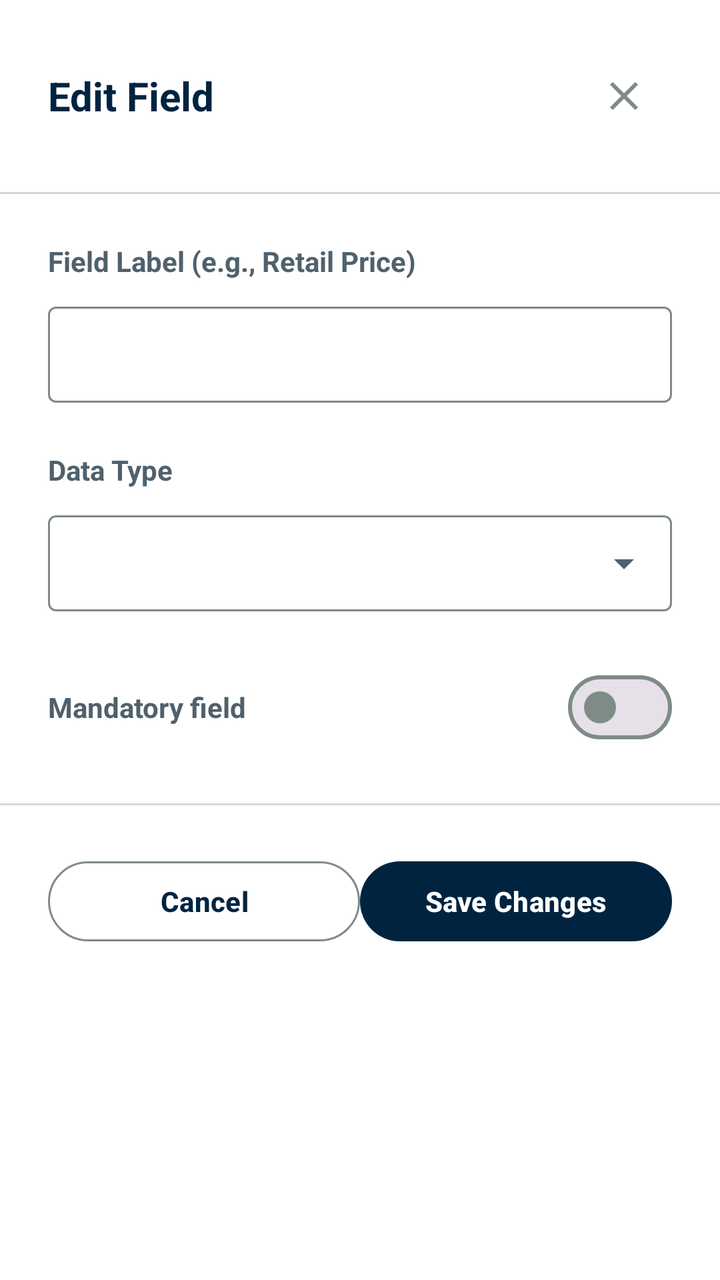
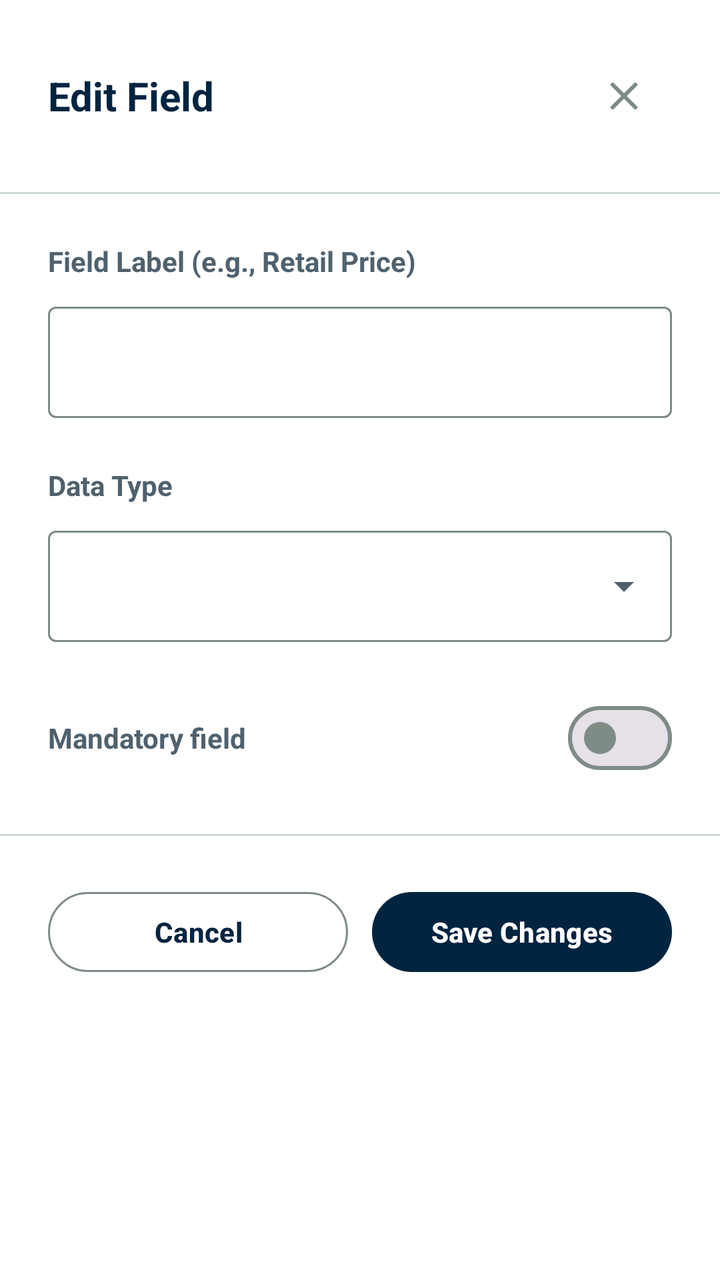

Before-and-after screenshots of an Android layout around one commit, followed by the original layout XML and the change that was made.
<!-- AndroidManifest.xml: application theme Theme.StockBuddy -->
<!-- res/layout/dialog_edit_field.xml -->
<?xml version="1.0" encoding="utf-8"?>
<LinearLayout xmlns:android="http://schemas.android.com/apk/res/android"
    xmlns:app="http://schemas.android.com/apk/res-auto"
    android:layout_width="match_parent"
    android:layout_height="wrap_content"
    android:orientation="vertical"
    android:background="@color/md_theme_surfaceContainerLowest">

    
    <LinearLayout
        android:layout_width="match_parent"
        android:layout_height="wrap_content"
        android:orientation="horizontal"
        android:gravity="center_vertical"
        android:padding="24dp"
        android:background="@color/md_theme_surfaceContainerLowest">

        <TextView
            android:layout_width="0dp"
            android:layout_height="wrap_content"
            android:layout_weight="1"
            android:text="@string/field_config_edit_field"
            android:textSize="20sp"
            android:textStyle="bold"
            android:textColor="@color/md_theme_primary" />

        <ImageButton
            android:id="@+id/btnClose"
            android:layout_width="48dp"
            android:layout_height="48dp"
            android:src="@drawable/ic_close"
            android:contentDescription="@string/action_close"
            android:background="?attr/selectableItemBackgroundBorderless"
            android:scaleType="centerInside"
            android:tint="@color/md_theme_outline" />
    </LinearLayout>

    
    <View
        android:layout_width="match_parent"
        android:layout_height="1dp"
        android:background="@color/md_theme_outlineVariant" />

    
    <LinearLayout
        android:layout_width="match_parent"
        android:layout_height="wrap_content"
        android:orientation="vertical"
        android:padding="24dp">

        
        <TextView
            android:layout_width="match_parent"
            android:layout_height="wrap_content"
            android:text="@string/field_config_label_hint"
            android:textSize="14sp"
            android:textStyle="bold"
            android:textColor="@color/md_theme_onSurfaceVariant"
            android:layout_marginBottom="8dp" />

        <com.google.android.material.textfield.TextInputLayout
            style="@style/Widget.Material3.TextInputLayout.OutlinedBox"
            android:layout_width="match_parent"
            android:layout_height="wrap_content"
            android:layout_marginBottom="24dp">

            <com.google.android.material.textfield.TextInputEditText
                android:id="@+id/editFieldLabel"
                android:layout_width="match_parent"
                android:layout_height="48dp" />
        </com.google.android.material.textfield.TextInputLayout>

        
        <TextView
            android:layout_width="match_parent"
            android:layout_height="wrap_content"
            android:text="@string/field_config_data_type"
            android:textSize="14sp"
            android:textStyle="bold"
            android:textColor="@color/md_theme_onSurfaceVariant"
            android:layout_marginBottom="8dp" />

        <com.google.android.material.textfield.TextInputLayout
            style="@style/Widget.Material3.TextInputLayout.OutlinedBox.ExposedDropdownMenu"
            android:layout_width="match_parent"
            android:layout_height="wrap_content"
            android:layout_marginBottom="24dp">

            <AutoCompleteTextView
                android:id="@+id/fieldTypeDropdown"
                android:layout_width="match_parent"
                android:layout_height="48dp"
                android:inputType="none" />
        </com.google.android.material.textfield.TextInputLayout>

        
        <LinearLayout
            android:id="@+id/layoutDropdownValues"
            android:layout_width="match_parent"
            android:layout_height="wrap_content"
            android:orientation="vertical"
            android:layout_marginBottom="24dp"
            android:visibility="gone">

            <TextView
                android:layout_width="match_parent"
                android:layout_height="wrap_content"
                android:text="@string/field_config_dropdown_values"
                android:textSize="14sp"
                android:textStyle="bold"
                android:textColor="@color/md_theme_onSurfaceVariant"
                android:layout_marginBottom="8dp" />

            <com.google.android.material.textfield.TextInputLayout
                style="@style/Widget.Material3.TextInputLayout.OutlinedBox"
                android:layout_width="match_parent"
                android:layout_height="wrap_content">

                <com.google.android.material.textfield.TextInputEditText
                    android:id="@+id/editDropdownValues"
                    android:layout_width="match_parent"
                    android:layout_height="96dp"
                    android:gravity="top|start" />
            </com.google.android.material.textfield.TextInputLayout>
        </LinearLayout>

        
        <LinearLayout
            android:layout_width="match_parent"
            android:layout_height="wrap_content"
            android:orientation="horizontal"
            android:gravity="center_vertical"
            android:layout_marginBottom="0dp">

            <TextView
                android:layout_width="0dp"
                android:layout_height="wrap_content"
                android:layout_weight="1"
                android:text="@string/field_config_mandatory"
                android:textSize="14sp"
                android:textStyle="bold"
                android:textColor="@color/md_theme_onSurfaceVariant" />

            <com.google.android.material.materialswitch.MaterialSwitch
                android:id="@+id/switchMandatory"
                android:layout_width="wrap_content"
                android:layout_height="wrap_content" />
        </LinearLayout>
    </LinearLayout>

    
    <View
        android:layout_width="match_parent"
        android:layout_height="1dp"
        android:background="@color/md_theme_outlineVariant" />

    
    <LinearLayout
        android:layout_width="match_parent"
        android:layout_height="wrap_content"
        android:orientation="horizontal"
        android:padding="24dp"
        android:gravity="center"
        android:spacing="12dp">

        <com.google.android.material.button.MaterialButton
            android:id="@+id/btnCancel"
            style="@style/Widget.Material3.Button.OutlinedButton"
            android:layout_width="0dp"
            android:layout_height="48dp"
            android:layout_weight="1"
            android:text="@string/action_cancel" />

        <com.google.android.material.button.MaterialButton
            android:id="@+id/btnSave"
            style="@style/Widget.Material3.Button"
            android:layout_width="0dp"
            android:layout_height="48dp"
            android:layout_weight="1"
            android:text="@string/action_save_changes" />
    </LinearLayout>

</LinearLayout>
<!-- resources referenced by this layout -->
<resources>
  <color name="md_theme_onSurfaceVariant">#4F616E</color>
  <color name="md_theme_outline">#7F8B87</color>
  <color name="md_theme_outlineVariant">#CFD9D7</color>
  <color name="md_theme_primary">#002440</color>
  <color name="md_theme_surfaceContainerLowest">#FFFFFF</color>
  <string name="action_cancel">Cancel</string>
  <string name="action_close">Close</string>
  <string name="action_save_changes">Save Changes</string>
  <string name="field_config_data_type">Data Type</string>
  <string name="field_config_dropdown_values">Dropdown Values (comma-separated)</string>
  <string name="field_config_edit_field">Edit Field</string>
  <string name="field_config_label_hint">Field Label (e.g., Retail Price)</string>
  <string name="field_config_mandatory">Mandatory field</string>
  <color name="md_theme_onPrimary">#FFFFFF</color>
  <color name="md_theme_primaryContainer">#1b3a57</color>
  <color name="md_theme_onPrimaryContainer">#87a4c6</color>
  <color name="md_theme_secondary">#496177</color>
  <color name="md_theme_onSecondary">#FFFFFF</color>
  <color name="md_theme_secondaryContainer">#c9e2fd</color>
  <color name="md_theme_onSecondaryContainer">#4d657b</color>
  <color name="md_theme_tertiary">#321f00</color>
  <color name="md_theme_onTertiary">#FFFFFF</color>
  <color name="md_theme_tertiaryContainer">#ffddb0</color>
  <color name="md_theme_onTertiaryContainer">#2D1609</color>
  <color name="md_theme_background">#FAFBFA</color>
  <color name="md_theme_onBackground">#191C1B</color>
  <color name="md_theme_surface">#FAFBFA</color>
  <color name="md_theme_onSurface">#191C1B</color>
  <color name="md_theme_surfaceVariant">#DEE4E3</color>
  <color name="md_theme_error">#BA1A1A</color>
  <color name="md_theme_onError">#FFFFFF</color>
  <color name="md_theme_errorContainer">#FFDAD6</color>
  <color name="md_theme_onErrorContainer">#410002</color>
  <color name="app_bar_surface">#0F4F4F</color>
  <style name="ShapeAppearance.StockBuddy.Small" parent="ShapeAppearance.MaterialComponents.SmallComponent">
          <item name="cornerSize">8dp</item>
      </style>
  <style name="ShapeAppearance.StockBuddy.Medium" parent="ShapeAppearance.MaterialComponents.MediumComponent">
          <item name="cornerSize">12dp</item>
      </style>
  <style name="ShapeAppearance.StockBuddy.Large" parent="ShapeAppearance.MaterialComponents.LargeComponent">
          <item name="cornerSize">16dp</item>
      </style>
  <style name="TextAppearance.StockBuddy.DisplaySmall" parent="TextAppearance.Material3.DisplaySmall">
          <item name="android:textSize">36sp</item>
          <item name="android:textStyle">bold</item>
      </style>
  <style name="TextAppearance.StockBuddy.TitleLarge" parent="TextAppearance.Material3.TitleLarge">
          <item name="android:textSize">22sp</item>
          <item name="android:textStyle">bold</item>
      </style>
  <style name="TextAppearance.StockBuddy.TitleMedium" parent="TextAppearance.Material3.TitleMedium">
          <item name="android:textSize">18sp</item>
          <item name="android:textStyle">bold</item>
      </style>
  <style name="TextAppearance.StockBuddy.TitleSmall" parent="TextAppearance.Material3.TitleSmall">
          <item name="android:textSize">16sp</item>
          <item name="android:textStyle">bold</item>
      </style>
  <style name="TextAppearance.StockBuddy.LabelLarge" parent="TextAppearance.Material3.LabelLarge">
          <item name="android:textSize">14sp</item>
          <item name="android:textStyle">bold</item>
      </style>
  <style name="TextAppearance.StockBuddy.LabelMedium" parent="TextAppearance.Material3.LabelMedium">
          <item name="android:textSize">12sp</item>
          <item name="android:textStyle">bold</item>
      </style>
  <style name="TextAppearance.StockBuddy.LabelSmall" parent="TextAppearance.Material3.LabelSmall">
          <item name="android:textSize">11sp</item>
          <item name="android:textStyle">bold</item>
      </style>
  <!-- unchanged entries left out for length: 10 -->
</resources>

<!-- the commit's change to res/layout/dialog_edit_field.xml (unified diff, before → after) -->
@@ -67,7 +67,10 @@
             <com.google.android.material.textfield.TextInputEditText
                 android:id="@+id/editFieldLabel"
                 android:layout_width="match_parent"
-                android:layout_height="48dp" />
+                android:layout_height="wrap_content"
+                android:minHeight="48dp"
+                android:inputType="text"
+                android:maxLines="1" />
         </com.google.android.material.textfield.TextInputLayout>
 
         
@@ -89,7 +92,8 @@
             <AutoCompleteTextView
                 android:id="@+id/fieldTypeDropdown"
                 android:layout_width="match_parent"
-                android:layout_height="48dp"
+                android:layout_height="wrap_content"
+                android:minHeight="48dp"
                 android:inputType="none" />
         </com.google.android.material.textfield.TextInputLayout>
 
@@ -169,6 +173,8 @@
             android:layout_width="0dp"
             android:layout_height="48dp"
             android:layout_weight="1"
+            android:layout_marginEnd="12dp"
+            app:cornerRadius="24dp"
             android:text="@string/action_cancel" />
 
         <com.google.android.material.button.MaterialButton
@@ -177,6 +183,7 @@
             android:layout_width="0dp"
             android:layout_height="48dp"
             android:layout_weight="1"
+            app:cornerRadius="24dp"
             android:text="@string/action_save_changes" />
     </LinearLayout>
 
